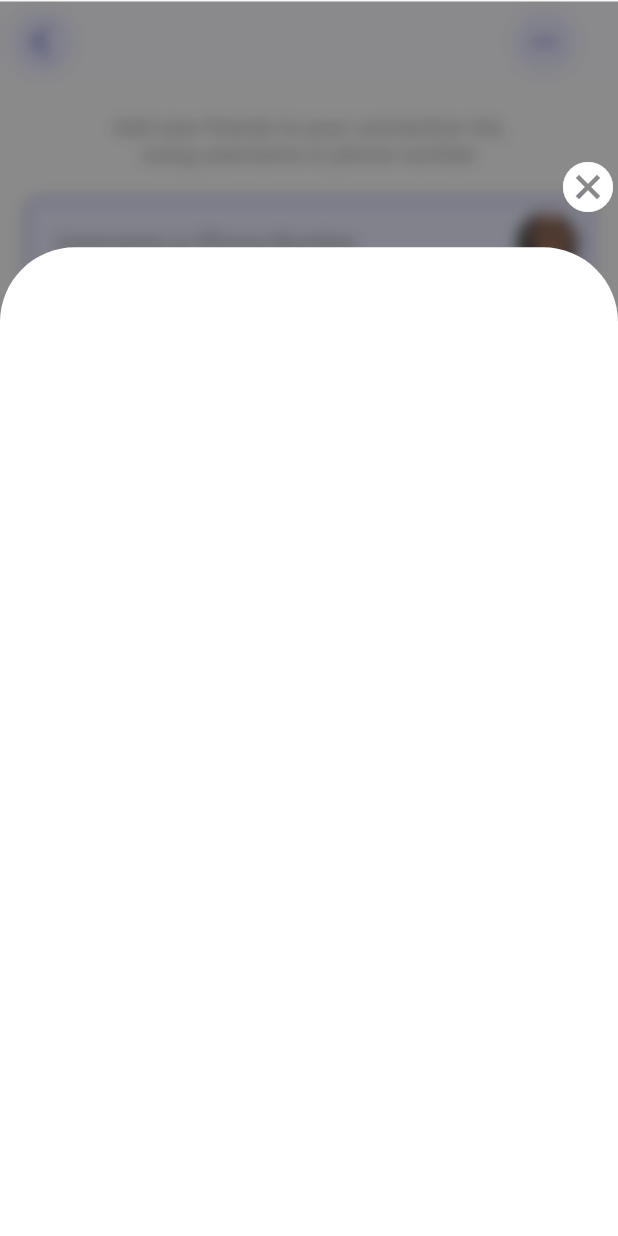
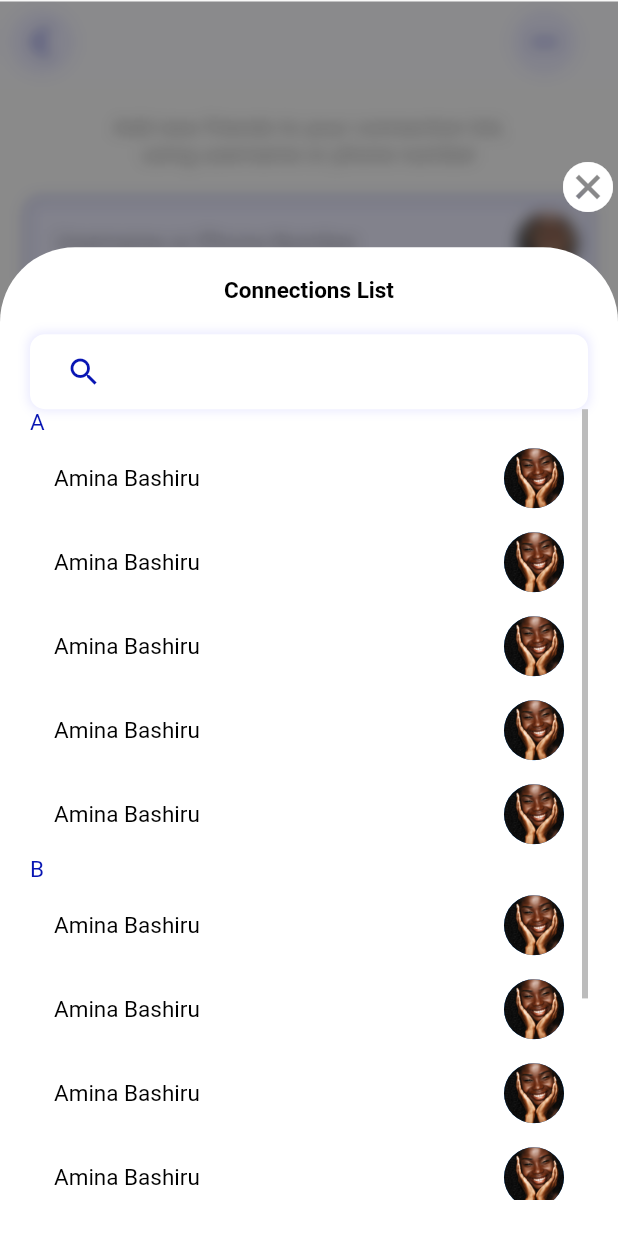
Before and after one commit to olawhizzy/Finc, a Flutter app: the NewConnection screen opened directly, after a tap on "ADD NEW CONNECTION", on a phone screen of 412 x 824 dp. Run offline on Flutter 3.47's test engine with Material 2 defaults, Android fonts, the phone set to English and light mode, and no system bars; our stand-ins replace dotted_border, flutter_icons, qr_flutter; missing offline and left inert: assorted_layout_widgets, popup_menu.

Commit message:
newConnection.dart

```diff
--- a/lib/tabs/newConnection.dart
+++ b/lib/tabs/newConnection.dart
@@ -9,6 +9,7 @@ class NewConnection extends StatefulWidget {
 }
 
 class _NewConnectionState extends State<NewConnection> {
+  ScrollController _controllerOne = ScrollController();
   @override
   Widget build(BuildContext context) {
     var width = MediaQuery.of(context).size.width;
@@ -199,10 +200,20 @@ class _NewConnectionState extends State<NewConnection> {
                     ),
                     Container(
                       height: height * 0.8,
+                      width: width,
                       margin: EdgeInsets.only(top: 20),
+                      padding: EdgeInsets.all(20),
                       decoration: BoxDecoration(
                           color: Colors.white,
                           borderRadius: BorderRadius.only(topLeft: Radius.circular(50),topRight: Radius.circular(50))
+                      ),
+                      child: Column(
+                        children: [
+                          Text('Connections List', style: black14NormalStyle.copyWith(fontWeight: FontWeight.w700),),
+                          heightSizeBox20,
+                          _filterbox(),
+                          _connectionList(height),
+                        ],
                       ),
                     )
                   ],
@@ -215,4 +226,55 @@ class _NewConnectionState extends State<NewConnection> {
     );
   }
 
+  //filter box
+  _filterbox(){
+    return Container(
+      padding: EdgeInsets.all(12),
+      height: 50,
+      decoration: shadowStyle,
+      child: TextField(
+//    ...,other fields
+        decoration: InputDecoration(
+          prefixIcon:Icon(Icons.search, color: primaryColor,),
+          border: InputBorder.none,
+        ),
+      ),
+    );
+  }
+
+  //connection list
+  _connectionList(height){
+    return Scrollbar(
+      controller: _controllerOne,
+      isAlwaysShown: true,
+      child: Container(
+        height: height * 0.64,
+        child: ListView(
+          children: [
+            Text('A', style: black14NormalStyle.copyWith(color: primaryColor),),
+            _conectionItems(),
+            _conectionItems(),
+            _conectionItems(),
+            _conectionItems(),
+            _conectionItems(),
+            Text('B', style: black14NormalStyle.copyWith(color: primaryColor),),
+            _conectionItems(),
+            _conectionItems(),
+            _conectionItems(),
+            _conectionItems(),
+            _conectionItems(),
+            _conectionItems(),
+            _conectionItems(),
+          ],
+        ),
+      ),
+    );
+  }
+  //connectionItems
+  _conectionItems(){
+    return ListTile(
+      title: Text('Amina Bashiru',style: black14NormalStyle,),
+      trailing: CircleAvatar(backgroundImage: AssetImage('images/female.png'),),
+    );
+  }
 }
```
